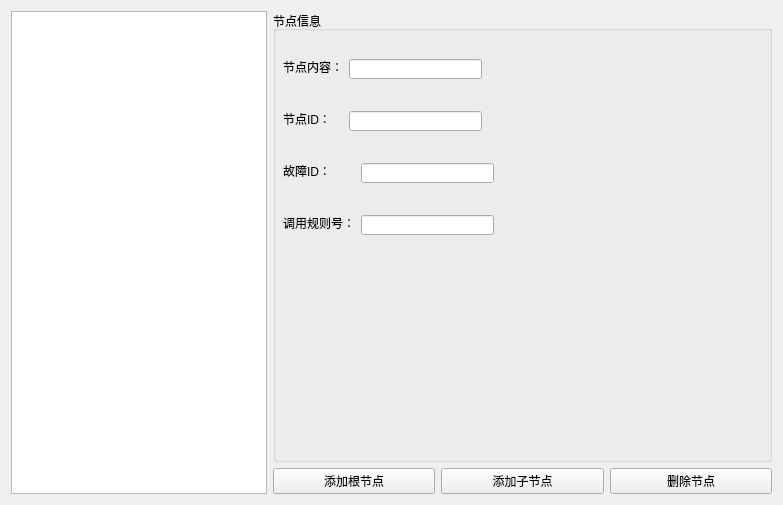
First picture: the form in treemanageform.ui, repository EGeeks/faultree, before the edit.
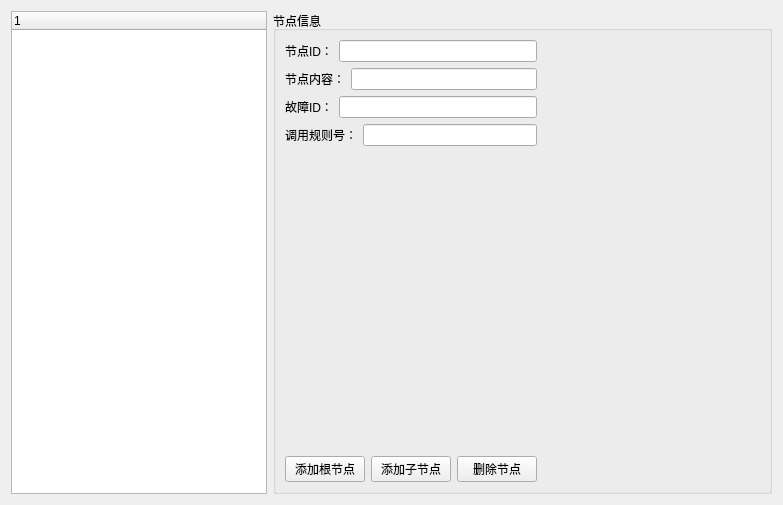
Second picture: the form after the edit.

```diff
--- a/treemanageform.ui
+++ b/treemanageform.ui
@@ -13,138 +13,141 @@
   <property name="windowTitle">
    <string>Form</string>
   </property>
-  <layout class="QGridLayout" name="gridLayout">
-   <item row="0" column="0" rowspan="2">
-    <widget class="QTreeView" name="treeView">
+  <layout class="QHBoxLayout" name="horizontalLayout">
+   <item>
+    <widget class="QTreeWidget" name="treeWidget">
      <property name="sizePolicy">
       <sizepolicy hsizetype="Minimum" vsizetype="Expanding">
        <horstretch>0</horstretch>
        <verstretch>0</verstretch>
       </sizepolicy>
      </property>
-     <property name="editTriggers">
-      <set>QAbstractItemView::NoEditTriggers</set>
-     </property>
+     <column>
+      <property name="text">
+       <string notr="true">1</string>
+      </property>
+     </column>
     </widget>
    </item>
-   <item row="0" column="1" colspan="3">
+   <item>
     <widget class="QGroupBox" name="groupBox">
      <property name="title">
       <string>节点信息</string>
      </property>
-     <widget class="QLabel" name="label_3">
-      <property name="geometry">
-       <rect>
-        <x>10</x>
-        <y>48</y>
-        <width>60</width>
-        <height>16</height>
-       </rect>
-      </property>
-      <property name="text">
-       <string>节点内容：</string>
-      </property>
-     </widget>
-     <widget class="QLineEdit" name="lineEdit_5">
-      <property name="geometry">
-       <rect>
-        <x>76</x>
-        <y>48</y>
-        <width>133</width>
-        <height>20</height>
-       </rect>
-      </property>
-     </widget>
+     <layout class="QGridLayout" name="gridLayout">
+      <item row="0" column="0" colspan="3">
+       <layout class="QVBoxLayout" name="verticalLayout_2">
+        <item>
+         <layout class="QHBoxLayout" name="horizontalLayout_3">
+          <item>
      <widget class="QLabel" name="label_7">
-      <property name="geometry">
-       <rect>
-        <x>10</x>
-        <y>100</y>
-        <width>48</width>
-        <height>16</height>
-       </rect>
-      </property>
       <property name="text">
        <string>节点ID：</string>
       </property>
      </widget>
-     <widget class="QLineEdit" name="lineEdit_6">
-      <property name="geometry">
-       <rect>
-        <x>76</x>
-        <y>100</y>
-        <width>133</width>
-        <height>20</height>
-       </rect>
-      </property>
-     </widget>
+          </item>
+          <item>
+           <widget class="QLineEdit" name="lineEdit_nodeID"/>
+          </item>
+         </layout>
+        </item>
+        <item>
+         <layout class="QHBoxLayout" name="horizontalLayout_4">
+          <item>
+           <widget class="QLabel" name="label_3">
+            <property name="text">
+             <string>节点内容：</string>
+            </property>
+           </widget>
+          </item>
+          <item>
+           <widget class="QLineEdit" name="lineEdit_ErrDesc"/>
+          </item>
+         </layout>
+        </item>
+        <item>
+         <layout class="QHBoxLayout" name="horizontalLayout_5">
+          <item>
      <widget class="QLabel" name="label_8">
-      <property name="geometry">
-       <rect>
-        <x>10</x>
-        <y>152</y>
-        <width>48</width>
-        <height>16</height>
-       </rect>
-      </property>
       <property name="text">
        <string>故障ID：</string>
       </property>
      </widget>
-     <widget class="QLineEdit" name="lineEdit_7">
-      <property name="geometry">
-       <rect>
-        <x>88</x>
-        <y>152</y>
-        <width>133</width>
-        <height>20</height>
-       </rect>
-      </property>
-     </widget>
+          </item>
+          <item>
+           <widget class="QLineEdit" name="lineEdit_errID"/>
+          </item>
+         </layout>
+        </item>
+        <item>
+         <layout class="QHBoxLayout" name="horizontalLayout_6">
+          <item>
      <widget class="QLabel" name="label_9">
-      <property name="geometry">
-       <rect>
-        <x>10</x>
-        <y>204</y>
-        <width>72</width>
-        <height>16</height>
-       </rect>
-      </property>
       <property name="text">
        <string>调用规则号：</string>
       </property>
      </widget>
-     <widget class="QLineEdit" name="lineEdit_8">
-      <property name="geometry">
-       <rect>
-        <x>88</x>
-        <y>204</y>
-        <width>133</width>
+          </item>
+          <item>
+           <widget class="QLineEdit" name="lineEdit_ruleID"/>
+          </item>
+         </layout>
+        </item>
+       </layout>
+      </item>
+      <item row="0" column="3">
+       <spacer name="horizontalSpacer">
+        <property name="orientation">
+         <enum>Qt::Horizontal</enum>
+        </property>
+        <property name="sizeHint" stdset="0">
+         <size>
+          <width>234</width>
         <height>20</height>
-       </rect>
-      </property>
-     </widget>
-    </widget>
-   </item>
-   <item row="1" column="1">
-    <widget class="QPushButton" name="pushButton_3">
-     <property name="text">
-      <string>添加根节点</string>
-     </property>
-    </widget>
-   </item>
-   <item row="1" column="2">
-    <widget class="QPushButton" name="pushButton_4">
-     <property name="text">
-      <string>添加子节点</string>
-     </property>
-    </widget>
-   </item>
-   <item row="1" column="3">
+         </size>
+        </property>
+       </spacer>
+      </item>
+      <item row="2" column="2">
     <widget class="QPushButton" name="pushButton_5">
      <property name="text">
       <string>删除节点</string>
      </property>
+       </widget>
+      </item>
+      <item row="2" column="1">
+       <widget class="QPushButton" name="pushButton_4">
+        <property name="text">
+         <string>添加子节点</string>
+        </property>
+       </widget>
+      </item>
+      <item row="2" column="0">
+       <widget class="QPushButton" name="pushButton_3">
+        <property name="text">
+         <string>添加根节点</string>
+        </property>
+       </widget>
+      </item>
+      <item row="1" column="1">
+       <spacer name="verticalSpacer">
+        <property name="orientation">
+         <enum>Qt::Vertical</enum>
+        </property>
+        <property name="sizeHint" stdset="0">
+         <size>
+          <width>20</width>
+          <height>40</height>
+         </size>
+        </property>
+       </spacer>
+      </item>
+     </layout>
+     <zorder>horizontalSpacer</zorder>
+     <zorder>pushButton_3</zorder>
+     <zorder>pushButton_4</zorder>
+     <zorder>pushButton_5</zorder>
+     <zorder>verticalSpacer</zorder>
     </widget>
    </item>
   </layout>
```
Lines whose indentation alone changed are shown as unchanged.
